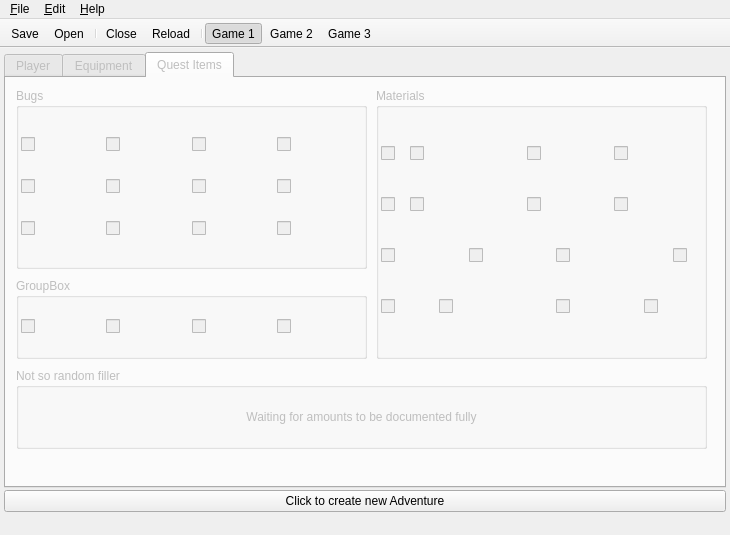
The window that save editor/SS_SaveEditor/forms/mainwindow.ui (Antidote/skyward-sword-save-editor) describes before a commit, drawn with Qt 5.
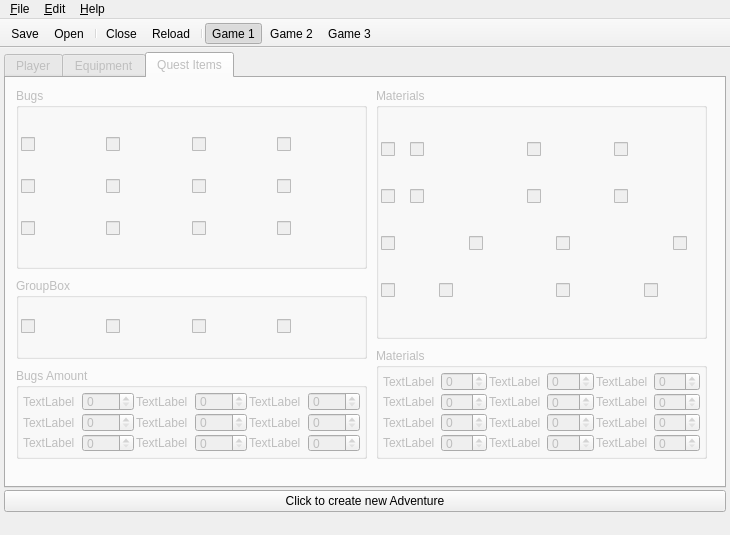
The same window after the commit. Icons and pictures are not drawn.

Commit message: * Documented Amounts

The edit to the form file:
```diff
--- a/save editor/SS_SaveEditor/forms/mainwindow.ui
+++ b/save editor/SS_SaveEditor/forms/mainwindow.ui
@@ -1766,7 +1766,7 @@
           <x>370</x>
           <y>10</y>
           <width>331</width>
-          <height>271</height>
+          <height>251</height>
          </rect>
         </property>
         <property name="title">
@@ -2207,23 +2207,334 @@
          <rect>
           <x>10</x>
           <y>290</y>
-          <width>691</width>
-          <height>81</height>
+          <width>351</width>
+          <height>91</height>
          </rect>
         </property>
         <property name="title">
-         <string>Not so random filler</string>
+         <string>Bugs Amount</string>
         </property>
         <layout class="QGridLayout" name="gridLayout_14">
+         <property name="margin">
+          <number>4</number>
+         </property>
+         <property name="spacing">
+          <number>2</number>
+         </property>
          <item row="0" column="0">
-          <widget class="QLabel" name="label_3">
-           <property name="text">
-            <string>Waiting for amounts to be documented fully</string>
-           </property>
-           <property name="alignment">
-            <set>Qt::AlignCenter</set>
-           </property>
-          </widget>
+          <layout class="QHBoxLayout" name="horizontalLayout_2">
+           <item>
+            <widget class="QLabel" name="label_9">
+             <property name="text">
+              <string>TextLabel</string>
+             </property>
+            </widget>
+           </item>
+           <item>
+            <widget class="QSpinBox" name="spinBox"/>
+           </item>
+          </layout>
+         </item>
+         <item row="0" column="1">
+          <layout class="QHBoxLayout" name="horizontalLayout_10">
+           <item>
+            <widget class="QLabel" name="label_16">
+             <property name="text">
+              <string>TextLabel</string>
+             </property>
+            </widget>
+           </item>
+           <item>
+            <widget class="QSpinBox" name="spinBox_8"/>
+           </item>
+          </layout>
+         </item>
+         <item row="0" column="2">
+          <layout class="QHBoxLayout" name="horizontalLayout_7">
+           <item>
+            <widget class="QLabel" name="label_13">
+             <property name="text">
+              <string>TextLabel</string>
+             </property>
+            </widget>
+           </item>
+           <item>
+            <widget class="QSpinBox" name="spinBox_5"/>
+           </item>
+          </layout>
+         </item>
+         <item row="1" column="0">
+          <layout class="QHBoxLayout" name="horizontalLayout_3">
+           <item>
+            <widget class="QLabel" name="label_10">
+             <property name="text">
+              <string>TextLabel</string>
+             </property>
+            </widget>
+           </item>
+           <item>
+            <widget class="QSpinBox" name="spinBox_2"/>
+           </item>
+          </layout>
+         </item>
+         <item row="1" column="1">
+          <layout class="QHBoxLayout" name="horizontalLayout_11">
+           <item>
+            <widget class="QLabel" name="label_17">
+             <property name="text">
+              <string>TextLabel</string>
+             </property>
+            </widget>
+           </item>
+           <item>
+            <widget class="QSpinBox" name="spinBox_9"/>
+           </item>
+          </layout>
+         </item>
+         <item row="1" column="2">
+          <layout class="QHBoxLayout" name="horizontalLayout_8">
+           <item>
+            <widget class="QLabel" name="label_14">
+             <property name="text">
+              <string>TextLabel</string>
+             </property>
+            </widget>
+           </item>
+           <item>
+            <widget class="QSpinBox" name="spinBox_6"/>
+           </item>
+          </layout>
+         </item>
+         <item row="2" column="0">
+          <layout class="QHBoxLayout" name="horizontalLayout_4">
+           <item>
+            <widget class="QLabel" name="label_11">
+             <property name="text">
+              <string>TextLabel</string>
+             </property>
+            </widget>
+           </item>
+           <item>
+            <widget class="QSpinBox" name="spinBox_3"/>
+           </item>
+          </layout>
+         </item>
+         <item row="2" column="1">
+          <layout class="QHBoxLayout" name="horizontalLayout_9">
+           <item>
+            <widget class="QLabel" name="label_15">
+             <property name="text">
+              <string>TextLabel</string>
+             </property>
+            </widget>
+           </item>
+           <item>
+            <widget class="QSpinBox" name="spinBox_7"/>
+           </item>
+          </layout>
+         </item>
+         <item row="2" column="2">
+          <layout class="QHBoxLayout" name="horizontalLayout_6">
+           <item>
+            <widget class="QLabel" name="label_12">
+             <property name="text">
+              <string>TextLabel</string>
+             </property>
+            </widget>
+           </item>
+           <item>
+            <widget class="QSpinBox" name="spinBox_4"/>
+           </item>
+          </layout>
+         </item>
+        </layout>
+       </widget>
+       <widget class="QGroupBox" name="groupBox_7">
+        <property name="geometry">
+         <rect>
+          <x>370</x>
+          <y>270</y>
+          <width>331</width>
+          <height>111</height>
+         </rect>
+        </property>
+        <property name="title">
+         <string>Materials</string>
+        </property>
+        <layout class="QGridLayout" name="gridLayout_16">
+         <property name="margin">
+          <number>4</number>
+         </property>
+         <property name="spacing">
+          <number>2</number>
+         </property>
+         <item row="0" column="0">
+          <layout class="QHBoxLayout" name="horizontalLayout_13">
+           <item>
+            <widget class="QLabel" name="label_19">
+             <property name="text">
+              <string>TextLabel</string>
+             </property>
+            </widget>
+           </item>
+           <item>
+            <widget class="QSpinBox" name="spinBox_11"/>
+           </item>
+          </layout>
+         </item>
+         <item row="0" column="1">
+          <layout class="QHBoxLayout" name="horizontalLayout_16">
+           <item>
+            <widget class="QLabel" name="label_22">
+             <property name="text">
+              <string>TextLabel</string>
+             </property>
+            </widget>
+           </item>
+           <item>
+            <widget class="QSpinBox" name="spinBox_14"/>
+           </item>
+          </layout>
+         </item>
+         <item row="0" column="2">
+          <layout class="QHBoxLayout" name="horizontalLayout_19">
+           <item>
+            <widget class="QLabel" name="label_25">
+             <property name="text">
+              <string>TextLabel</string>
+             </property>
+            </widget>
+           </item>
+           <item>
+            <widget class="QSpinBox" name="spinBox_17"/>
+           </item>
+          </layout>
+         </item>
+         <item row="1" column="0">
+          <layout class="QHBoxLayout" name="horizontalLayout_14">
+           <item>
+            <widget class="QLabel" name="label_20">
+             <property name="text">
+              <string>TextLabel</string>
+             </property>
+            </widget>
+           </item>
+           <item>
+            <widget class="QSpinBox" name="spinBox_12"/>
+           </item>
+          </layout>
+         </item>
+         <item row="1" column="1">
+          <layout class="QHBoxLayout" name="horizontalLayout_17">
+           <item>
+            <widget class="QLabel" name="label_23">
+             <property name="text">
+              <string>TextLabel</string>
+             </property>
+            </widget>
+           </item>
+           <item>
+            <widget class="QSpinBox" name="spinBox_15"/>
+           </item>
+          </layout>
+         </item>
+         <item row="1" column="2">
+          <layout class="QHBoxLayout" name="horizontalLayout_20">
+           <item>
+            <widget class="QLabel" name="label_26">
+             <property name="text">
+              <string>TextLabel</string>
+             </property>
+            </widget>
+           </item>
+           <item>
+            <widget class="QSpinBox" name="spinBox_18"/>
+           </item>
+          </layout>
+         </item>
+         <item row="2" column="0">
+          <layout class="QHBoxLayout" name="horizontalLayout_12">
+           <item>
+            <widget class="QLabel" name="label_18">
+             <property name="text">
+              <string>TextLabel</string>
+             </property>
+            </widget>
+           </item>
+           <item>
+            <widget class="QSpinBox" name="spinBox_10"/>
+           </item>
+          </layout>
+         </item>
+         <item row="2" column="1">
+          <layout class="QHBoxLayout" name="horizontalLayout_15">
+           <item>
+            <widget class="QLabel" name="label_21">
+             <property name="text">
+              <string>TextLabel</string>
+             </property>
+            </widget>
+           </item>
+           <item>
+            <widget class="QSpinBox" name="spinBox_13"/>
+           </item>
+          </layout>
+         </item>
+         <item row="2" column="2">
+          <layout class="QHBoxLayout" name="horizontalLayout_18">
+           <item>
+            <widget class="QLabel" name="label_24">
+             <property name="text">
+              <string>TextLabel</string>
+             </property>
+            </widget>
+           </item>
+           <item>
+            <widget class="QSpinBox" name="spinBox_16"/>
+           </item>
+          </layout>
+         </item>
+         <item row="3" column="0">
+          <layout class="QHBoxLayout" name="horizontalLayout_24">
+           <item>
+            <widget class="QLabel" name="label_30">
+             <property name="text">
+              <string>TextLabel</string>
+             </property>
+            </widget>
+           </item>
+           <item>
+            <widget class="QSpinBox" name="spinBox_22"/>
+           </item>
+          </layout>
+         </item>
+         <item row="3" column="1">
+          <layout class="QHBoxLayout" name="horizontalLayout_26">
+           <item>
+            <widget class="QLabel" name="label_32">
+             <property name="text">
+              <string>TextLabel</string>
+             </property>
+            </widget>
+           </item>
+           <item>
+            <widget class="QSpinBox" name="spinBox_24"/>
+           </item>
+          </layout>
+         </item>
+         <item row="3" column="2">
+          <layout class="QHBoxLayout" name="horizontalLayout_25">
+           <item>
+            <widget class="QLabel" name="label_31">
+             <property name="text">
+              <string>TextLabel</string>
+             </property>
+            </widget>
+           </item>
+           <item>
+            <widget class="QSpinBox" name="spinBox_23"/>
+           </item>
+          </layout>
          </item>
         </layout>
        </widget>
```
Left out of the diff: 42 changed lines with no effect on the pictures. The commit also changes 7 other files.
